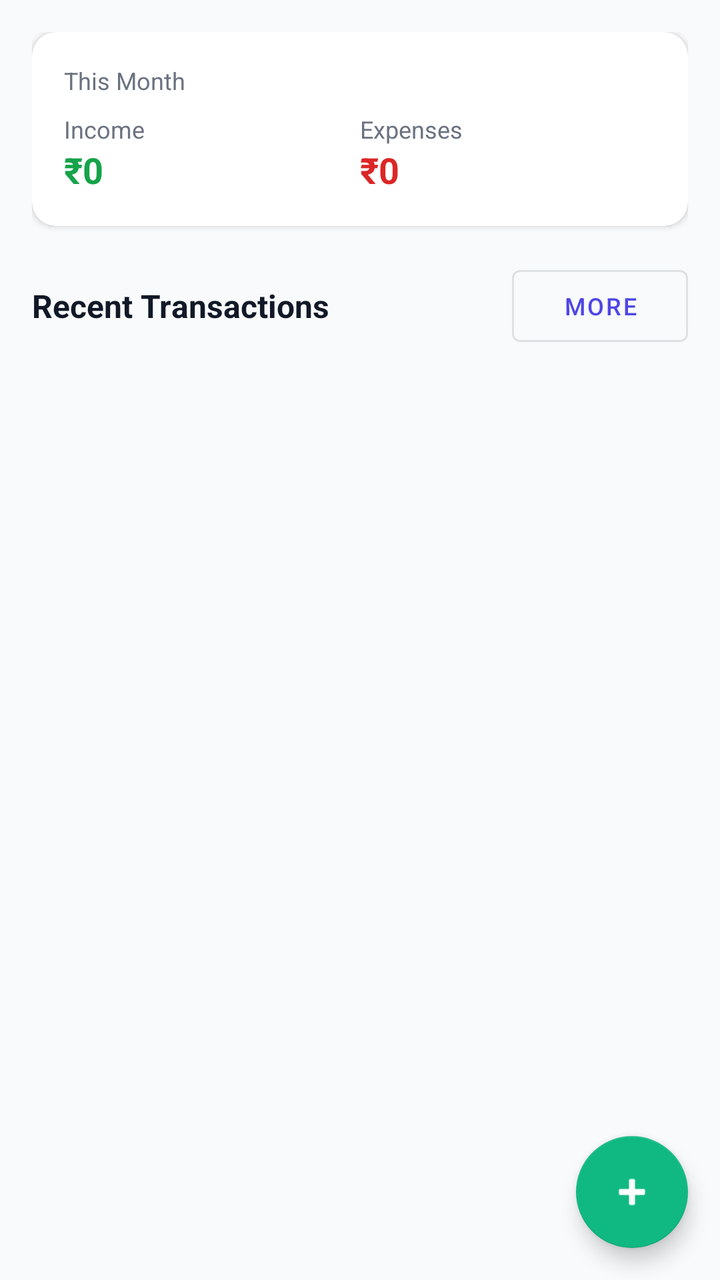
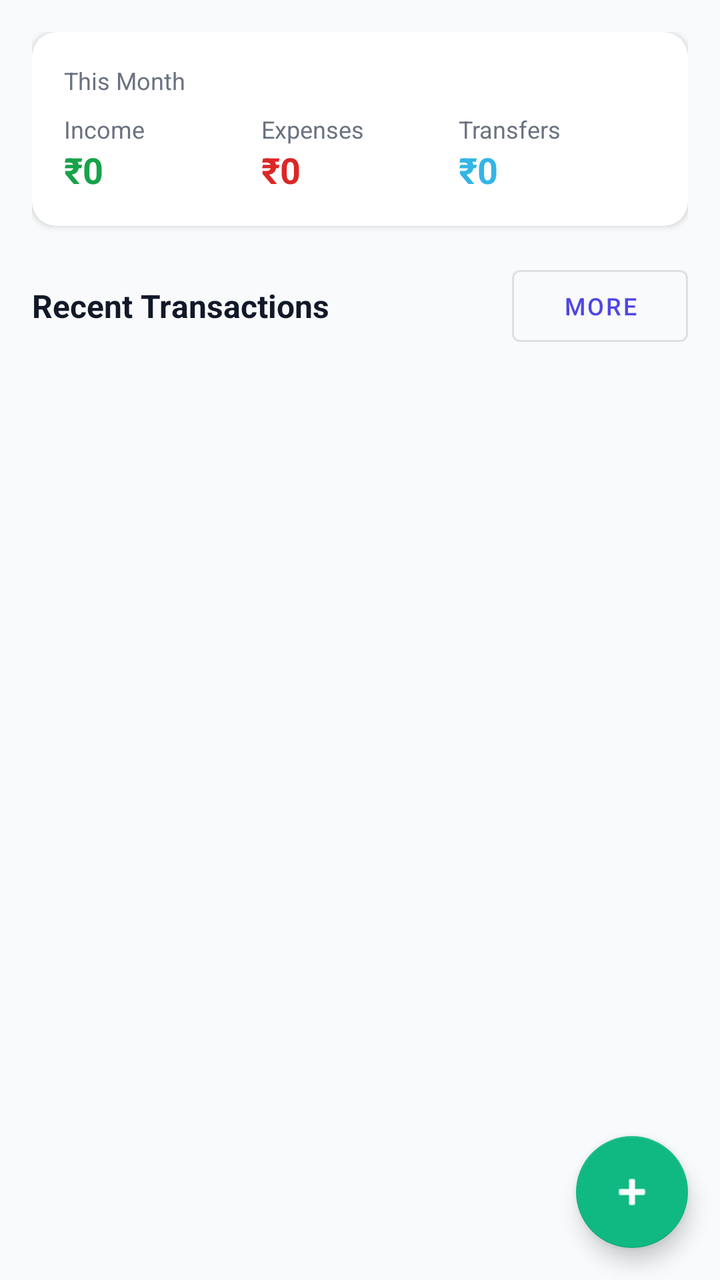

An Android layout rendered at two revisions. The XML below is the earlier revision; the diff shows what the commit changed to produce the second picture.
<!-- AndroidManifest.xml: application theme Theme.FinanceTracker -->
<!-- res/layout/fragment_dashboard.xml -->
<?xml version="1.0" encoding="utf-8"?>
<androidx.coordinatorlayout.widget.CoordinatorLayout
    xmlns:android="http://schemas.android.com/apk/res/android"
    xmlns:app="http://schemas.android.com/apk/res-auto"
    android:layout_width="match_parent"
    android:layout_height="match_parent"
    android:background="@color/background">

    <androidx.core.widget.NestedScrollView
        android:layout_width="match_parent"
        android:layout_height="match_parent">

        <LinearLayout
            android:layout_width="match_parent"
            android:layout_height="wrap_content"
            android:orientation="vertical"
            android:padding="16dp">

            
            <com.google.android.material.card.MaterialCardView
                android:layout_width="match_parent"
                android:layout_height="wrap_content"
                android:layout_marginBottom="16dp"
                app:cardCornerRadius="12dp"
                app:cardElevation="2dp">

                <LinearLayout
                    android:layout_width="match_parent"
                    android:layout_height="wrap_content"
                    android:orientation="vertical"
                    android:padding="16dp">

                    <TextView
                        android:layout_width="wrap_content"
                        android:layout_height="wrap_content"
                        android:text="This Month"
                        android:textSize="12sp"
                        android:textColor="@color/text_secondary"/>

                    <LinearLayout
                        android:layout_width="match_parent"
                        android:layout_height="wrap_content"
                        android:orientation="horizontal"
                        android:layout_marginTop="8dp">

                        <LinearLayout
                            android:layout_width="0dp"
                            android:layout_height="wrap_content"
                            android:layout_weight="1"
                            android:orientation="vertical">

                            <TextView
                                android:layout_width="wrap_content"
                                android:layout_height="wrap_content"
                                android:text="Income"
                                android:textSize="12sp"
                                android:textColor="@color/text_secondary"/>
                            <TextView
                                android:id="@+id/tv_monthly_income"
                                android:layout_width="wrap_content"
                                android:layout_height="wrap_content"
                                android:text="₹0"
                                android:textSize="18sp"
                                android:textColor="@color/income_green"
                                android:textStyle="bold"/>
                        </LinearLayout>

                        <LinearLayout
                            android:layout_width="0dp"
                            android:layout_height="wrap_content"
                            android:layout_weight="1"
                            android:orientation="vertical">

                            <TextView
                                android:layout_width="wrap_content"
                                android:layout_height="wrap_content"
                                android:text="Expenses"
                                android:textSize="12sp"
                                android:textColor="@color/text_secondary"/>
                            <TextView
                                android:id="@+id/tv_monthly_expense"
                                android:layout_width="wrap_content"
                                android:layout_height="wrap_content"
                                android:text="₹0"
                                android:textSize="18sp"
                                android:textColor="@color/expense_red"
                                android:textStyle="bold"/>
                        </LinearLayout>

                    </LinearLayout>
                </LinearLayout>
            </com.google.android.material.card.MaterialCardView>

            
            <LinearLayout
                android:layout_width="match_parent"
                android:layout_height="wrap_content"
                android:orientation="horizontal"
                android:gravity="center_vertical"
                android:layout_marginBottom="12dp">

                <TextView
                    android:layout_width="0dp"
                    android:layout_height="wrap_content"
                    android:layout_weight="1"
                    android:text="Recent Transactions"
                    android:textSize="16sp"
                    android:textStyle="bold"/>

                <com.google.android.material.button.MaterialButton
                    android:id="@+id/btn_more_transactions"
                    android:layout_width="wrap_content"
                    android:layout_height="wrap_content"
                    android:text="More"
                    style="@style/Widget.MaterialComponents.Button.OutlinedButton"
                    android:textSize="12sp"
                    android:paddingHorizontal="12dp"
                    android:paddingVertical="4dp"/>

                <TextView
                    android:id="@+id/tv_sms_badge"
                    android:layout_width="wrap_content"
                    android:layout_height="wrap_content"
                    android:background="@drawable/badge_background"
                    android:paddingHorizontal="8dp"
                    android:paddingVertical="2dp"
                    android:textColor="@android:color/white"
                    android:textSize="12sp"
                    android:visibility="gone"/>
            </LinearLayout>

            
            <androidx.recyclerview.widget.RecyclerView
                android:id="@+id/rv_recent_transactions"
                android:layout_width="match_parent"
                android:layout_height="wrap_content"
                android:nestedScrollingEnabled="false"/>

        </LinearLayout>
    </androidx.core.widget.NestedScrollView>

    <com.google.android.material.floatingactionbutton.FloatingActionButton
        android:id="@+id/fab_add_transaction"
        android:layout_width="wrap_content"
        android:layout_height="wrap_content"
        android:layout_gravity="bottom|end"
        android:layout_margin="16dp"
        android:src="@android:drawable/ic_input_add"
        android:contentDescription="Add transaction"/>

</androidx.coordinatorlayout.widget.CoordinatorLayout>
<!-- resources referenced by this layout -->
<resources>
  <color name="background">#f9fafb</color>
  <color name="expense_red">#dc2626</color>
  <color name="income_green">#16a34a</color>
  <color name="text_secondary">#6b7280</color>
  <!-- drawable badge_background (drawable) -->
  <?xml version="1.0" encoding="utf-8"?>
  <shape xmlns:android="http://schemas.android.com/apk/res/android"
      android:shape="rectangle">
      <corners android:radius="12dp"/>
      <solid android:color="#dc2626"/>
  </shape>
  <style name="Theme.FinanceTracker" parent="Theme.MaterialComponents.Light.NoActionBar">
          <item name="colorPrimary">@color/colorPrimary</item>
          <item name="colorPrimaryVariant">@color/colorPrimaryVariant</item>
          <item name="colorOnPrimary">@color/colorOnPrimary</item>
          <item name="colorSecondary">@color/colorSecondary</item>
          <item name="colorOnSecondary">@color/colorOnSecondary</item>
          <item name="colorSurface">@color/colorSurface</item>
          <item name="colorOnSurface">@color/colorOnSurface</item>
          <item name="android:statusBarColor">@color/colorPrimaryDark</item>
          <item name="android:windowBackground">@color/background</item>
          <item name="android:textColor">@color/text_primary</item>
          <item name="android:editTextColor">@color/text_primary</item>
          
          <item name="android:windowFullscreen">false</item>
          <item name="android:windowContentOverlay">@null</item>
          <item name="android:windowIsFloating">false</item>
      </style>
  <color name="colorPrimary">#4f46e5</color>
  <color name="colorPrimaryVariant">#6366f1</color>
  <color name="colorOnPrimary">#FFFFFF</color>
  <color name="colorSecondary">#10b981</color>
  <color name="colorOnSecondary">#FFFFFF</color>
  <color name="colorSurface">#FFFFFF</color>
  <color name="colorOnSurface">#1f2937</color>
  <color name="colorPrimaryDark">#3730a3</color>
  <color name="text_primary">#111827</color>
</resources>

<!-- the commit's change to res/layout/fragment_dashboard.xml (unified diff, before → after) -->
@@ -87,6 +87,28 @@
                                 android:textStyle="bold"/>
                         </LinearLayout>
 
+                        <LinearLayout
+                            android:layout_width="0dp"
+                            android:layout_height="wrap_content"
+                            android:layout_weight="1"
+                            android:orientation="vertical">
+
+                            <TextView
+                                android:layout_width="wrap_content"
+                                android:layout_height="wrap_content"
+                                android:text="Transfers"
+                                android:textSize="12sp"
+                                android:textColor="@color/text_secondary"/>
+                            <TextView
+                                android:id="@+id/tv_monthly_transfer"
+                                android:layout_width="wrap_content"
+                                android:layout_height="wrap_content"
+                                android:text="₹0"
+                                android:textSize="18sp"
+                                android:textColor="@android:color/holo_blue_light"
+                                android:textStyle="bold"/>
+                        </LinearLayout>
+
                     </LinearLayout>
                 </LinearLayout>
             </com.google.android.material.card.MaterialCardView>
